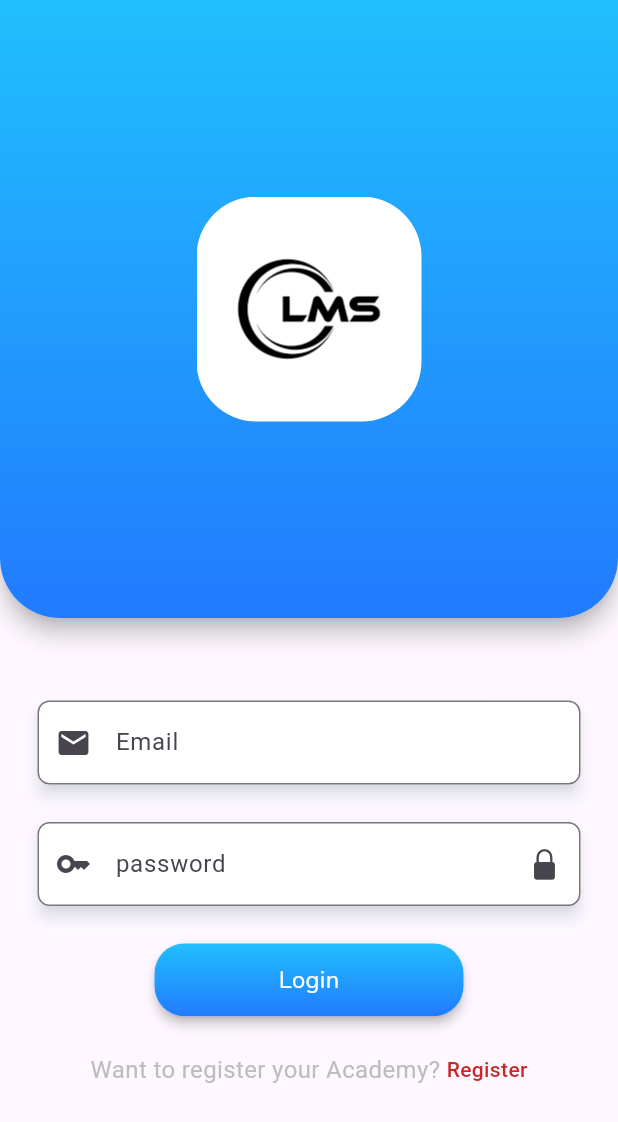
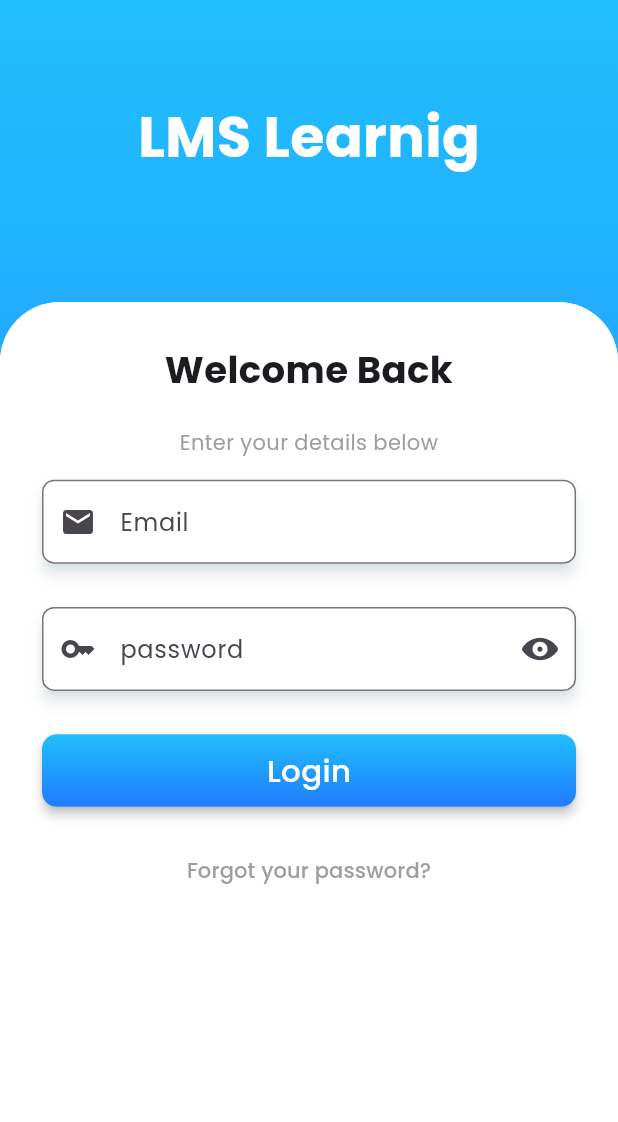
Before and after one commit to Jamali5577/learning-App, a Flutter app: the screen it shows after launch, on a phone screen of 412 x 824 dp. Shown: the top 1122 px of the screen. Run offline on Flutter 3.47's test engine with Material 3 defaults, Android fonts, the phone set to English and light mode, and no system bars; our stand-ins replace google_fonts.

Commit message:
auth done

```diff
--- /dev/null
+++ b/lib/Screens/Auth/login_screen.dart
@@ -0,0 +1,141 @@
+import 'package:flutter/material.dart';
+import 'package:lms_app/Screens/Auth/signup.dart';
+import 'package:lms_app/Widgets/custom_rounded_btn.dart';
+import 'package:lms_app/classes/screen_size.dart';
+
+import '../../Widgets/textfield_with_icon.dart';
+
+class LoginPage extends StatelessWidget {
+  final TextEditingController email = TextEditingController();
+  final TextEditingController password = TextEditingController();
+  @override
+  Widget build(BuildContext context) {
+    return Scaffold(
+      body: Container(
+        decoration: const BoxDecoration(
+          gradient: LinearGradient(
+            colors: [
+              Color(0xFF21BFFD), // Starting color
+              Color(0xFF217BFE), // Ending color
+            ],
+            begin: Alignment.topCenter,
+            end: Alignment.bottomCenter,
+          ),
+        ),
+        child: SingleChildScrollView(
+          child: Column(
+            crossAxisAlignment: CrossAxisAlignment.stretch,
+            children: [
+
+              Container(
+                padding:  EdgeInsets.only(top: screenHeight*.055, left: screenWidth*.05, right: screenWidth*.05),
+                child:  Column(
+                  crossAxisAlignment: CrossAxisAlignment.start,
+                  children: [
+
+                     SizedBox(height: screenHeight*.025),
+                     Center(
+                      child: Text(
+                        "LMS Learnig",
+                        style: TextStyle(
+                          fontSize: screenWidth*0.09,
+                          color: Colors.white,
+                          fontWeight: FontWeight.bold,
+                        ),
+                      ),
+                    ),
+                    SizedBox(height: screenHeight*.10,)
+                  ],
+                ),
+              ),
+
+
+              Material(
+               // elevation: 6,
+                borderRadius: const BorderRadius.only(
+                  topLeft: Radius.circular(40),
+                  topRight: Radius.circular(40),
+                ),
+                child: Container(
+                  height: screenHeight/1.3,
+                  padding: const EdgeInsets.all(20),
+                  decoration: const BoxDecoration(
+                    borderRadius: BorderRadius.only(
+                      topLeft: Radius.circular(40),
+                      topRight: Radius.circular(40),
+                    ),
+                    color: Colors.white
+                  ),
+                  child: Padding(
+                    padding: const EdgeInsets.all(8.0),
+                    child: Column(
+                      crossAxisAlignment: CrossAxisAlignment.stretch,
+
+                      children: [
+
+                         Text(
+                          "Welcome Back",
+                          textAlign: TextAlign.center,
+                          style: TextStyle(
+                            fontSize: screenWidth*0.06,
+                            fontWeight: FontWeight.bold,
+                          ),
+                        ),
+                         SizedBox(height: screenHeight*0.025),
+                        const Text(
+                          "Enter your details below",
+                          textAlign: TextAlign.center,
+                          style: TextStyle(color: Colors.grey),
+                        ),
+                         SizedBox(height: screenHeight*0.018),
+
+                        textFieldContainer(),
+                        SizedBox(height: screenHeight*0.035,),
+
+
+                       customRoundedButton(title: "Login", loading: false, on_Tap: () {
+
+                       },),
+                         SizedBox(height: screenHeight*0.022),
+
+
+                        TextButton(
+                          onPressed: () {
+                            Navigator.push(context, MaterialPageRoute(builder: (_)=> const SignUp()));
+                            // Handle Forgot Password
+                          },
+                          child: const Text(
+                            "Forgot your password?",
+                            style: TextStyle(color: Colors.grey),
+                          ),
+                        ),
+
+
+                      ],
+                    ),
+                  ),
+                ),
+              ),
+            ],
+          ),
+        ),
+      ),
+    );
+  }
+  Widget textFieldContainer() {
+    return Column(
+      children: [
+      textFieldWithIconWidget(fieldName: "Email",isPasswordField: false,widgetcontroller: email,widgeticon: Icons.email,),
+        SizedBox(height: screenHeight*0.035,),
+       textFieldWithIconWidget(widgetcontroller: password, fieldName: "password", isPasswordField: true, widgeticon: Icons.key,)
+
+
+
+      ],
+    );
+  }
+
+
+
+
+}
--- a/lib/Screens/Auth/signin.dart
+++ /dev/null
@@ -1,125 +0,0 @@
-import 'package:flutter/material.dart';
-import 'package:lms_app/Screens/Auth/signup.dart';
-
-
-import '../../Widgets/custom_rounded_btn.dart';
-
-import '../../Widgets/textfield_with_icon.dart';
-
-
-class SignIn extends StatefulWidget {
-  const SignIn({super.key});
-
-  @override
-  State<SignIn> createState() => _SignInState();
-}
-
-class _SignInState extends State<SignIn> {
-  TextEditingController email = TextEditingController();
-  TextEditingController password = TextEditingController();
-  @override
-  Widget build(BuildContext context) {
-    return Scaffold(
-        resizeToAvoidBottomInset: true,
-        body: SingleChildScrollView(
-          scrollDirection: Axis.vertical,
-          child: Form(
-            //key: _SignInformKey,
-            child: Column(
-              children: [
-                // Logo container
-                pageHeaderContaienr(),
-                const SizedBox(height: 30),
-
-                //Text field container
-                textFieldContainer(),
-
-                //round button
-               customRoundedButton(title: "Login", loading: false, on_Tap: (){}),
-
-                SizedBox(
-                  height: 24,
-                ),
-
-                //Registration
-                regDecptContainer()
-              ],
-            ),
-          ),
-        ),
-      );
-  }
-
-  Widget pageHeaderContaienr() {
-    return Material(
-      elevation: 6,
-      borderRadius: const BorderRadius.only(
-          bottomLeft: Radius.circular(40), bottomRight: Radius.circular(40)),
-      child: Container(
-        height: MediaQuery.of(context).size.height / 2,
-        width: MediaQuery.of(context).size.width,
-        decoration : const BoxDecoration(
-            borderRadius:  BorderRadius.only(
-                bottomLeft: Radius.circular(40),
-                bottomRight: Radius.circular(40)),
-           gradient: LinearGradient(
-            colors: [
-              Color(0xFF21BFFD), // Starting color (#21BFFD)
-              Color(0xFF217BFE), // Ending color (#217BFE)
-            ],
-            begin: Alignment.topCenter,
-            end: Alignment.bottomCenter,
-          ),),
-        child: Center(
-          child: Container(
-              width: 150,
-              height: 150,
-              clipBehavior: Clip.antiAlias,
-              decoration:
-                  BoxDecoration(borderRadius: BorderRadius.circular(40)),
-              child: const Image(
-                  image: AssetImage("assets/logo.png"))),
-        ),
-      ),
-    );
-  }
-
-  Widget textFieldContainer() {
-    return Padding(
-      padding: const EdgeInsets.all(25.0),
-      child: Column(
-        children: [
-        textFieldWithIconWidget(fieldName: "Email",isPasswordField: false,widgetcontroller: email,widgeticon: Icons.email,),
-        const SizedBox(height: 25,),
-         textFieldWithIconWidget(widgetcontroller: password, fieldName: "password", isPasswordField: true, widgeticon: Icons.key,)
-
-
-
-        ],
-      ),
-    );
-  }
-
-  Widget regDecptContainer() {
-    return Row(
-      mainAxisAlignment: MainAxisAlignment.center,
-      children: [
-        Text(
-          "Want to register your Academy? ",
-          style: TextStyle(
-              fontSize: 16, color: Colors.grey.shade400),
-        ),
-        GestureDetector(
-          onTap: () {
-          Navigator.push(context, MaterialPageRoute(builder: (context)=>SignUp()));
-          },
-          child: Text(
-            "Register",
-            style: TextStyle(
-                color: Colors.red.shade800, fontWeight: FontWeight.w500),
-          ),
-        )
-      ],
-    );
-  }
-}
--- a/lib/Screens/Auth/signup.dart
+++ b/lib/Screens/Auth/signup.dart
@@ -1,6 +1,6 @@
 import 'package:flutter/material.dart';
 import 'package:lms_app/Widgets/custom_rounded_btn.dart';
-import 'package:lms_app/Widgets/custom_textfeild.dart';
+
 
 import '../../Widgets/textfield_with_icon.dart';
 
--- a/lib/Widgets/custom_rounded_btn.dart
+++ b/lib/Widgets/custom_rounded_btn.dart
@@ -27,7 +27,7 @@ class customRoundedButton extends StatelessWidget {
       onTap: on_Tap,
       child: Material(
         elevation: 3,
-        borderRadius: BorderRadius.circular(20),
+        borderRadius: BorderRadius.circular(10),
         child: Container(
             width: MediaQuery.of(context).size.width / 2,
             height: MediaQuery.of(context).size.height / 17,
@@ -41,7 +41,7 @@ class customRoundedButton extends StatelessWidget {
             begin: Alignment.topCenter,
             end: Alignment.bottomCenter,
           ),
-              borderRadius: BorderRadius.circular(20),
+              borderRadius: BorderRadius.circular(10),
             ),
             child: loading
                 ? Center(
@@ -51,11 +51,11 @@ class customRoundedButton extends StatelessWidget {
                   )
                 : Text(
                     title,
-                    style: GoogleFonts.nunito(
+                    style: GoogleFonts.poppins(
                       textStyle: TextStyle(
                           color: Colors.white,
-                          fontSize: paragraph,
-                          fontWeight: FontWeight.w400),
+                          fontSize: header4,
+                          fontWeight: FontWeight.w500),
                     ),
                   )),
       ),
--- a/lib/Widgets/textfield_with_icon.dart
+++ b/lib/Widgets/textfield_with_icon.dart
@@ -21,10 +21,10 @@ class textFieldWithIconWidget extends StatefulWidget {
   TextInputType? keyboardtype = TextInputType.text;
 
   @override
-  State<textFieldWithIconWidget> createState() => textFieldWithIconWidgetState();
+  State<textFieldWithIconWidget> createState() => TextFieldWithIconWidgetState();
 }
 
-class textFieldWithIconWidgetState extends State<textFieldWithIconWidget> {
+class TextFieldWithIconWidgetState extends State<textFieldWithIconWidget> {
   bool showPassword = false;
   @override
   Widget build(BuildContext context) {
@@ -52,8 +52,8 @@ class textFieldWithIconWidgetState extends State<textFieldWithIconWidget> {
                   });
                 },
                 child: Icon(showPassword
-                    ? CupertinoIcons.lock_open_fill
-                    : CupertinoIcons.lock_fill))
+                    ? CupertinoIcons.eye_slash_fill
+                    : CupertinoIcons.eye_fill))
                 : const IgnorePointer(),
             hintText: widget.fieldName,
             border: OutlineInputBorder(
--- a/lib/main.dart
+++ b/lib/main.dart
@@ -1,8 +1,8 @@
 import 'package:flutter/material.dart';
-import 'package:lms_app/Screens/Auth/signin.dart';
+import 'package:google_fonts/google_fonts.dart';
+import 'package:lms_app/Screens/Auth/login_screen.dart';
 import 'package:lms_app/classes/screen_size.dart';
 
-import 'Screens/Auth/signup.dart';
 
 void main() {
   runApp(const MyApp());
@@ -21,12 +21,12 @@
 
 
       title: 'Flutter Demo',
-      theme: ThemeData(
-
-        colorScheme: ColorScheme.fromSeed(seedColor: Colors.deepPurple),
-        useMaterial3: true,
-      ),
-      home: SignIn(),
+     theme: ThemeData(
+        textTheme: GoogleFonts.poppinsTextTheme(
+          Theme.of(context).textTheme,
+        ),
+     ),
+      home: LoginPage(),
     );
   }
 }
--- a/pubspec.yaml
+++ b/pubspec.yaml
@@ -36,6 +36,7 @@ dependencies:
   # Use with the CupertinoIcons class for iOS style icons.
   cupertino_icons: ^1.0.6
   google_fonts: ^6.2.1
+
 
 dev_dependencies:
   flutter_test:
```
